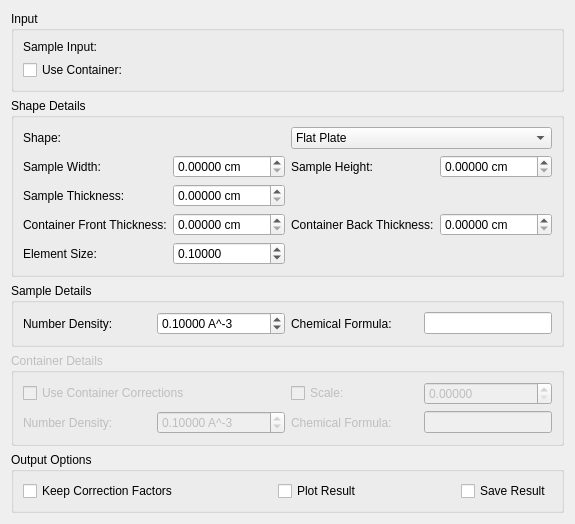
Old version of the form Code/Mantid/MantidQt/CustomInterfaces/inc/MantidQtCustomInterfaces/Indirect/AbsorptionCorrections.ui in the repository mantidproject/mantid.
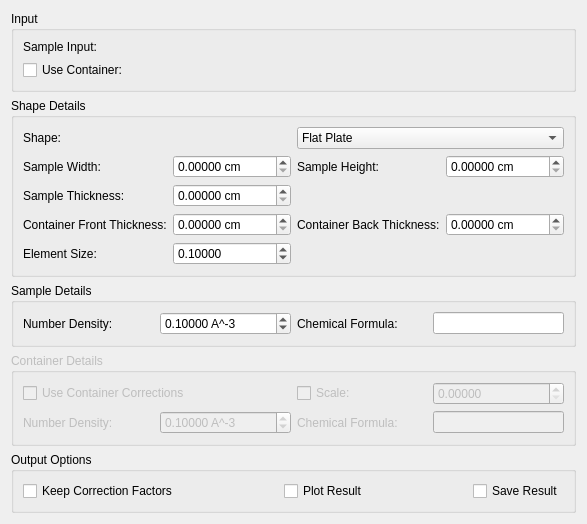
New version of the form. Custom widgets are drawn as their Qt base class.

Commit message:
Front thichness sets back thickness on new tab
Refs #11563

What changed in the file:
```diff
--- a/Code/Mantid/MantidQt/CustomInterfaces/inc/MantidQtCustomInterfaces/Indirect/AbsorptionCorrections.ui
+++ b/Code/Mantid/MantidQt/CustomInterfaces/inc/MantidQtCustomInterfaces/Indirect/AbsorptionCorrections.ui
@@ -6,7 +6,7 @@
    <rect>
     <x>0</x>
     <y>0</y>
-    <width>575</width>
+    <width>587</width>
     <height>488</height>
    </rect>
   </property>
```
Left out of the diff: 16 changed lines with no effect on the pictures.
